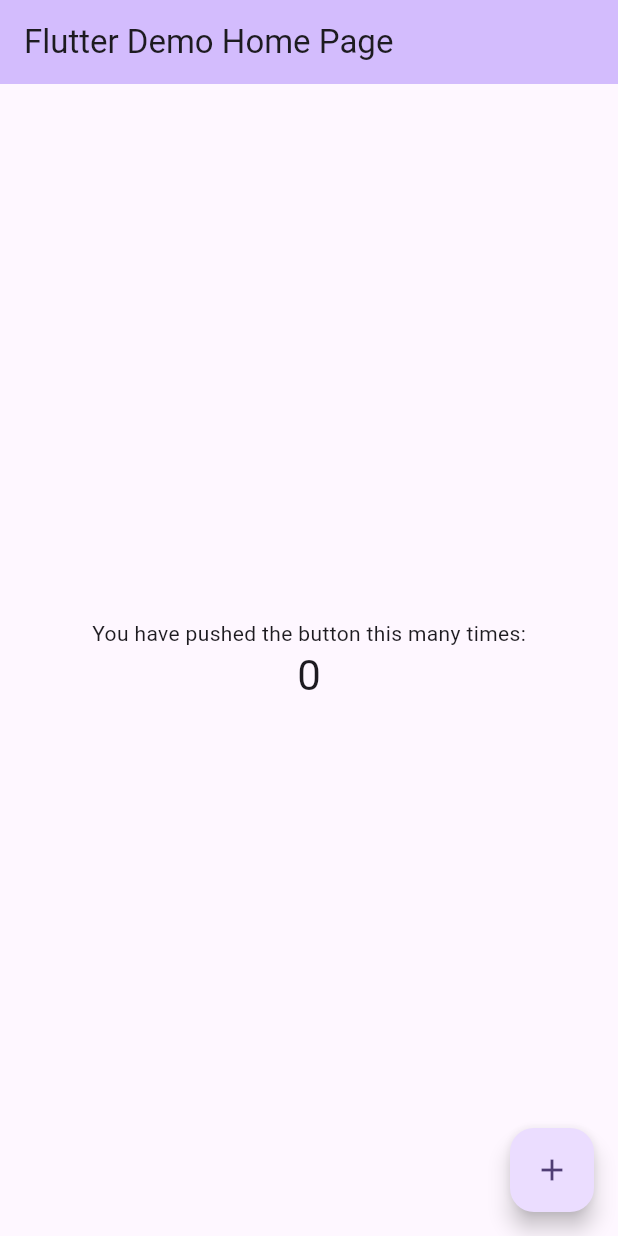
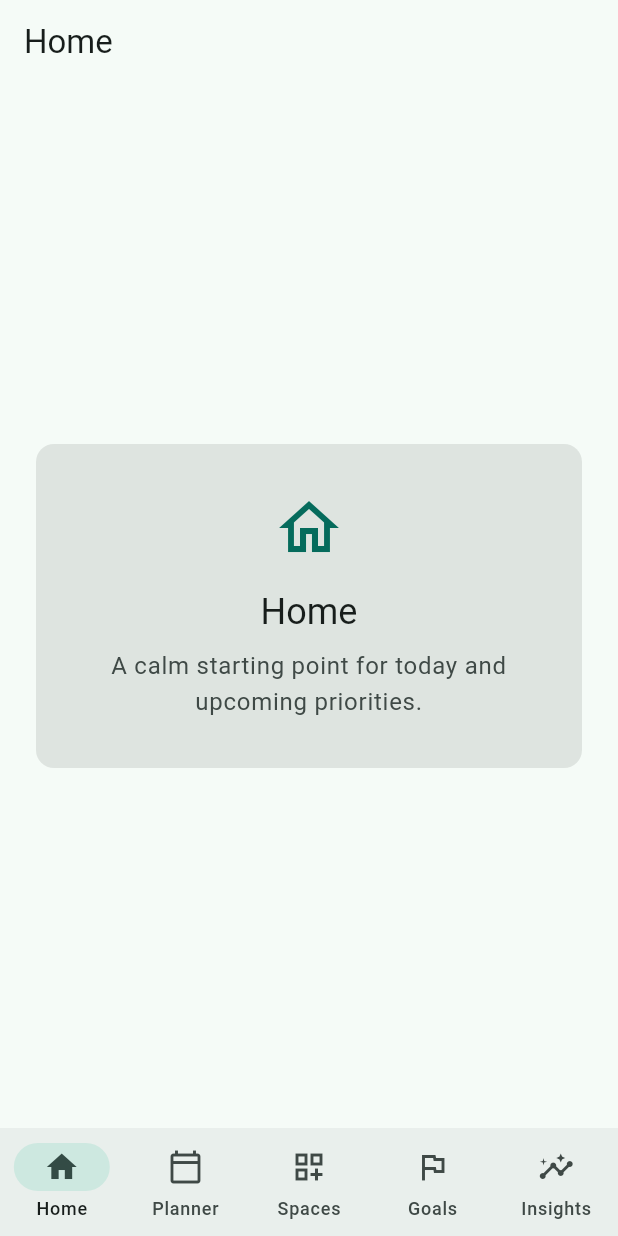
Before and after one commit to mahmoud-yassin10/My-Planner, a Flutter app: the screen it shows after launch, on a phone screen of 412 x 824 dp. Run offline on Flutter 3.47's test engine with Material 3 defaults, Android fonts, the phone set to English and light mode, and no system bars; our stand-ins replace flutter_riverpod, go_router.

Commit message:
feat: Implement app structure with Riverpod and GoRouter
- Added MomentumApp as the main application widget using Riverpod for state management.
- Created bootstrap function to initialize the app.
- Set up routing with GoRouter, defining routes for Home, Planner, Spaces, Goals, and Insights screens.
- Implemented AdaptiveAppShell for responsive navigation using NavigationBar and NavigationRail.
- Created placeholder screens for each feature with descriptive content.
- Established a centralized theme system with light and dark modes.
- Updated FEATURE_MATRIX.md to reflect the completion of foundational features.

```diff
--- /dev/null
+++ b/lib/app/app.dart
@@ -0,0 +1,22 @@
+import 'package:flutter/material.dart';
+import 'package:flutter_riverpod/flutter_riverpod.dart';
+
+import 'routing/app_router.dart';
+import 'theme/app_theme.dart';
+
+class MomentumApp extends ConsumerWidget {
+  const MomentumApp({super.key});
+
+  @override
+  Widget build(BuildContext context, WidgetRef ref) {
+    final router = ref.watch(appRouterProvider);
+
+    return MaterialApp.router(
+      title: 'Momentum OS',
+      theme: AppTheme.light,
+      darkTheme: AppTheme.dark,
+      themeMode: ThemeMode.system,
+      routerConfig: router,
+    );
+  }
+}
--- /dev/null
+++ b/lib/app/bootstrap.dart
@@ -0,0 +1,10 @@
+import 'package:flutter/material.dart';
+import 'package:flutter_riverpod/flutter_riverpod.dart';
+
+import 'app.dart';
+
+void bootstrap() {
+  WidgetsFlutterBinding.ensureInitialized();
+
+  runApp(const ProviderScope(child: MomentumApp()));
+}
--- /dev/null
+++ b/lib/app/routing/app_router.dart
@@ -0,0 +1,89 @@
+import 'package:flutter/widgets.dart';
+import 'package:flutter_riverpod/flutter_riverpod.dart';
+import 'package:go_router/go_router.dart';
+
+import '../../features/goals/presentation/goals_screen.dart';
+import '../../features/home/presentation/home_screen.dart';
+import '../../features/insights/presentation/insights_screen.dart';
+import '../../features/planner/presentation/planner_screen.dart';
+import '../../features/spaces/presentation/spaces_screen.dart';
+import '../shell/adaptive_app_shell.dart';
+import 'app_routes.dart';
+
+final _rootNavigatorKey = GlobalKey<NavigatorState>();
+final _homeNavigatorKey = GlobalKey<NavigatorState>();
+final _plannerNavigatorKey = GlobalKey<NavigatorState>();
+final _spacesNavigatorKey = GlobalKey<NavigatorState>();
+final _goalsNavigatorKey = GlobalKey<NavigatorState>();
+final _insightsNavigatorKey = GlobalKey<NavigatorState>();
+
+final appRouterProvider = Provider<GoRouter>((ref) {
+  return GoRouter(
+    navigatorKey: _rootNavigatorKey,
+    initialLocation: AppRoutePaths.root,
+    routes: [
+      GoRoute(
+        path: AppRoutePaths.root,
+        name: AppRouteNames.root,
+        redirect: (context, state) => AppRoutePaths.home,
+      ),
+      StatefulShellRoute.indexedStack(
+        builder: (context, state, navigationShell) {
+          return AdaptiveAppShell(navigationShell: navigationShell);
+        },
+        branches: [
+          StatefulShellBranch(
+            navigatorKey: _homeNavigatorKey,
+            routes: [
+              GoRoute(
+                path: AppRoutePaths.home,
+                name: AppRouteNames.home,
+                builder: (context, state) => const HomeScreen(),
+              ),
+            ],
+          ),
+          StatefulShellBranch(
+            navigatorKey: _plannerNavigatorKey,
+            routes: [
+              GoRoute(
+                path: AppRoutePaths.planner,
+                name: AppRouteNames.planner,
+                builder: (context, state) => const PlannerScreen(),
+              ),
+            ],
+          ),
+          StatefulShellBranch(
+            navigatorKey: _spacesNavigatorKey,
+            routes: [
+              GoRoute(
+                path: AppRoutePaths.spaces,
+                name: AppRouteNames.spaces,
+                builder: (context, state) => const SpacesScreen(),
+              ),
+            ],
+          ),
+          StatefulShellBranch(
+            navigatorKey: _goalsNavigatorKey,
+            routes: [
+              GoRoute(
+                path: AppRoutePaths.goals,
+                name: AppRouteNames.goals,
+                builder: (context, state) => const GoalsScreen(),
+              ),
+            ],
+          ),
+          StatefulShellBranch(
+            navigatorKey: _insightsNavigatorKey,
+            routes: [
+              GoRoute(
+                path: AppRoutePaths.insights,
+                name: AppRouteNames.insights,
+                builder: (context, state) => const InsightsScreen(),
+              ),
+            ],
+          ),
+        ],
+      ),
+    ],
+  );
+});
--- /dev/null
+++ b/lib/app/routing/app_routes.dart
@@ -0,0 +1,17 @@
+abstract final class AppRouteNames {
+  static const root = 'root';
+  static const home = 'home';
+  static const planner = 'planner';
+  static const spaces = 'spaces';
+  static const goals = 'goals';
+  static const insights = 'insights';
+}
+
+abstract final class AppRoutePaths {
+  static const root = '/';
+  static const home = '/home';
+  static const planner = '/planner';
+  static const spaces = '/spaces';
+  static const goals = '/goals';
+  static const insights = '/insights';
+}
--- /dev/null
+++ b/lib/app/shell/adaptive_app_shell.dart
@@ -0,0 +1,106 @@
+import 'package:flutter/material.dart';
+import 'package:go_router/go_router.dart';
+
+import '../theme/app_theme.dart';
+import 'app_destination.dart';
+
+class AdaptiveAppShell extends StatelessWidget {
+  const AdaptiveAppShell({super.key, required this.navigationShell});
+
+  static const compactBreakpoint = 700.0;
+
+  final StatefulNavigationShell navigationShell;
+
+  @override
+  Widget build(BuildContext context) {
+    return LayoutBuilder(
+      builder: (context, constraints) {
+        final useCompactNavigation = constraints.maxWidth < compactBreakpoint;
+
+        if (useCompactNavigation) {
+          return _CompactShell(navigationShell: navigationShell);
+        }
+
+        return _WideShell(navigationShell: navigationShell);
+      },
+    );
+  }
+}
+
+class _CompactShell extends StatelessWidget {
+  const _CompactShell({required this.navigationShell});
+
+  final StatefulNavigationShell navigationShell;
+
+  @override
+  Widget build(BuildContext context) {
+    return Scaffold(
+      key: const ValueKey('compactNavigationShell'),
+      body: SafeArea(child: navigationShell),
+      bottomNavigationBar: NavigationBar(
+        selectedIndex: navigationShell.currentIndex,
+        onDestinationSelected: _goToBranch,
+        destinations: [
+          for (final destination in appDestinations)
+            NavigationDestination(
+              icon: Icon(destination.icon),
+              selectedIcon: Icon(destination.selectedIcon),
+              label: destination.label,
+              tooltip: '${destination.label} destination',
+            ),
+        ],
+      ),
+    );
+  }
+
+  void _goToBranch(int index) {
+    navigationShell.goBranch(
+      index,
+      initialLocation: index == navigationShell.currentIndex,
+    );
+  }
+}
+
+class _WideShell extends StatelessWidget {
+  const _WideShell({required this.navigationShell});
+
+  final StatefulNavigationShell navigationShell;
+
+  @override
+  Widget build(BuildContext context) {
+    return Scaffold(
+      key: const ValueKey('wideNavigationShell'),
+      body: SafeArea(
+        child: Row(
+          children: [
+            NavigationRail(
+              selectedIndex: navigationShell.currentIndex,
+              onDestinationSelected: _goToBranch,
+              labelType: NavigationRailLabelType.all,
+              destinations: [
+                for (final destination in appDestinations)
+                  NavigationRailDestination(
+                    icon: Icon(destination.icon),
+                    selectedIcon: Icon(destination.selectedIcon),
+                    label: Text(destination.label),
+                    padding: const EdgeInsets.symmetric(
+                      vertical: AppSpacing.x1,
+                    ),
+                  ),
+              ],
+            ),
+            const VerticalDivider(width: 1),
+            Expanded(child: navigationShell),
+          ],
+        ),
+      ),
+    );
+  }
+
+  void _goToBranch(int index) {
+    navigationShell.goBranch(
+      index,
+      initialLocation: index == navigationShell.currentIndex,
+    );
+  }
+}
--- /dev/null
+++ b/lib/app/shell/app_destination.dart
@@ -0,0 +1,50 @@
+import 'package:flutter/material.dart';
+
+import '../routing/app_routes.dart';
+
+class AppDestination {
+  const AppDestination({
+    required this.label,
+    required this.icon,
+    required this.selectedIcon,
+    required this.path,
+  });
+
+  final String label;
+  final IconData icon;
+  final IconData selectedIcon;
+  final String path;
+}
+
+const appDestinations = [
+  AppDestination(
+    label: 'Home',
+    icon: Icons.home_outlined,
+    selectedIcon: Icons.home,
+    path: AppRoutePaths.home,
+  ),
+  AppDestination(
+    label: 'Planner',
+    icon: Icons.calendar_today_outlined,
+    selectedIcon: Icons.calendar_today,
+    path: AppRoutePaths.planner,
+  ),
+  AppDestination(
+    label: 'Spaces',
+    icon: Icons.dashboard_customize_outlined,
+    selectedIcon: Icons.dashboard_customize,
+    path: AppRoutePaths.spaces,
+  ),
+  AppDestination(
+    label: 'Goals',
+    icon: Icons.flag_outlined,
+    selectedIcon: Icons.flag,
+    path: AppRoutePaths.goals,
+  ),
+  AppDestination(
+    label: 'Insights',
+    icon: Icons.insights_outlined,
+    selectedIcon: Icons.insights,
+    path: AppRoutePaths.insights,
+  ),
+];
--- /dev/null
+++ b/lib/app/shell/destination_placeholder.dart
@@ -0,0 +1,68 @@
+import 'package:flutter/material.dart';
+
+import '../theme/app_theme.dart';
+
+class DestinationPlaceholder extends StatelessWidget {
+  const DestinationPlaceholder({
+    super.key,
+    required this.title,
+    required this.description,
+    required this.icon,
+  });
+
+  final String title;
+  final String description;
+  final IconData icon;
+
+  @override
+  Widget build(BuildContext context) {
+    final theme = Theme.of(context);
+
+    return Scaffold(
+      appBar: AppBar(title: Text(title)),
+      body: Center(
+        child: ConstrainedBox(
+          constraints: const BoxConstraints(maxWidth: 560),
+          child: Padding(
+            padding: const EdgeInsets.all(AppSpacing.x6),
+            child: Semantics(
+              header: true,
+              label: '$title destination',
+              child: Card(
+                child: Padding(
+                  padding: const EdgeInsets.all(AppSpacing.x8),
+                  child: Column(
+                    mainAxisSize: MainAxisSize.min,
+                    children: [
+                      Icon(
+                        icon,
+                        size: 48,
+                        color: theme.colorScheme.primary,
+                        semanticLabel: '$title icon',
+                      ),
+                      const SizedBox(height: AppSpacing.x4),
+                      Text(
+                        title,
+                        key: ValueKey('${title.toLowerCase()}DestinationTitle'),
+                        textAlign: TextAlign.center,
+                        style: theme.textTheme.headlineSmall,
+                      ),
+                      const SizedBox(height: AppSpacing.x2),
+                      Text(
+                        description,
+                        textAlign: TextAlign.center,
+                        style: theme.textTheme.bodyLarge?.copyWith(
+                          color: theme.colorScheme.onSurfaceVariant,
+                        ),
+                      ),
+                    ],
+                  ),
+                ),
+              ),
+            ),
+          ),
+        ),
+      ),
+    );
+  }
+}
--- /dev/null
+++ b/lib/app/theme/app_theme.dart
@@ -0,0 +1,79 @@
+import 'package:flutter/material.dart';
+
+abstract final class AppSpacing {
+  static const x1 = 4.0;
+  static const x2 = 8.0;
+  static const x3 = 12.0;
+  static const x4 = 16.0;
+  static const x5 = 20.0;
+  static const x6 = 24.0;
+  static const x8 = 32.0;
+  static const x10 = 40.0;
+  static const x12 = 48.0;
+}
+
+abstract final class AppRadii {
+  static const small = 8.0;
+  static const medium = 12.0;
+  static const large = 16.0;
+  static const extraLarge = 24.0;
+}
+
+abstract final class AppTheme {
+  static const _seedColor = Color(0xFF386A5F);
+
+  static ThemeData get light {
+    final colorScheme = ColorScheme.fromSeed(
+      seedColor: _seedColor,
+      brightness: Brightness.light,
+    );
+
+    return _themeFrom(colorScheme);
+  }
+
+  static ThemeData get dark {
+    final colorScheme = ColorScheme.fromSeed(
+      seedColor: _seedColor,
+      brightness: Brightness.dark,
+    );
+
+    return _themeFrom(colorScheme);
+  }
+
+  static ThemeData _themeFrom(ColorScheme colorScheme) {
+    return ThemeData(
+      useMaterial3: true,
+      colorScheme: colorScheme,
+      scaffoldBackgroundColor: colorScheme.surface,
+      appBarTheme: AppBarTheme(
+        centerTitle: false,
+        backgroundColor: colorScheme.surface,
+        foregroundColor: colorScheme.onSurface,
+        elevation: 0,
+        scrolledUnderElevation: 1,
+      ),
+      navigationBarTheme: NavigationBarThemeData(
+        height: 72,
+        indicatorColor: colorScheme.secondaryContainer,
+        labelBehavior: NavigationDestinationLabelBehavior.alwaysShow,
+      ),
+      navigationRailTheme: NavigationRailThemeData(
+        backgroundColor: colorScheme.surface,
+        indicatorColor: colorScheme.secondaryContainer,
+        minWidth: 80,
+        selectedIconTheme: IconThemeData(
+          color: colorScheme.onSecondaryContainer,
+        ),
+        selectedLabelTextStyle: TextStyle(color: colorScheme.onSurface),
+      ),
+      cardTheme: CardThemeData(
+        elevation: 0,
+        margin: EdgeInsets.zero,
+        color: colorScheme.surfaceContainerHighest,
+        shape: RoundedRectangleBorder(
+          borderRadius: BorderRadius.circular(AppRadii.medium),
+        ),
+      ),
+    );
+  }
+}
--- /dev/null
+++ b/lib/features/goals/presentation/goals_screen.dart
@@ -0,0 +1,16 @@
+import 'package:flutter/material.dart';
+
+import '../../../app/shell/destination_placeholder.dart';
+
+class GoalsScreen extends StatelessWidget {
+  const GoalsScreen({super.key});
+
+  @override
+  Widget build(BuildContext context) {
+    return const DestinationPlaceholder(
+      title: 'Goals',
+      description: 'Connect direction, outcomes, and future progress reviews.',
+      icon: Icons.flag_outlined,
+    );
+  }
+}
--- /dev/null
+++ b/lib/features/home/presentation/home_screen.dart
@@ -0,0 +1,16 @@
+import 'package:flutter/material.dart';
+
+import '../../../app/shell/destination_placeholder.dart';
+
+class HomeScreen extends StatelessWidget {
+  const HomeScreen({super.key});
+
+  @override
+  Widget build(BuildContext context) {
+    return const DestinationPlaceholder(
+      title: 'Home',
+      description: 'A calm starting point for today and upcoming priorities.',
+      icon: Icons.home_outlined,
+    );
+  }
+}
--- /dev/null
+++ b/lib/features/insights/presentation/insights_screen.dart
@@ -0,0 +1,16 @@
+import 'package:flutter/material.dart';
+
+import '../../../app/shell/destination_placeholder.dart';
+
+class InsightsScreen extends StatelessWidget {
+  const InsightsScreen({super.key});
+
+  @override
+  Widget build(BuildContext context) {
+    return const DestinationPlaceholder(
+      title: 'Insights',
+      description: 'Review patterns and summaries when analytics arrive.',
+      icon: Icons.insights_outlined,
+    );
+  }
+}
--- /dev/null
+++ b/lib/features/planner/presentation/planner_screen.dart
@@ -0,0 +1,16 @@
+import 'package:flutter/material.dart';
+
+import '../../../app/shell/destination_placeholder.dart';
+
+class PlannerScreen extends StatelessWidget {
+  const PlannerScreen({super.key});
+
+  @override
+  Widget build(BuildContext context) {
+    return const DestinationPlaceholder(
+      title: 'Planner',
+      description: 'Plan time, review commitments, and organize execution.',
+      icon: Icons.calendar_today_outlined,
+    );
+  }
+}
--- /dev/null
+++ b/lib/features/spaces/presentation/spaces_screen.dart
@@ -0,0 +1,16 @@
+import 'package:flutter/material.dart';
+
+import '../../../app/shell/destination_placeholder.dart';
+
+class SpacesScreen extends StatelessWidget {
+  const SpacesScreen({super.key});
+
+  @override
+  Widget build(BuildContext context) {
+    return const DestinationPlaceholder(
+      title: 'Spaces',
+      description: 'Configure flexible workspaces without fixed assumptions.',
+      icon: Icons.dashboard_customize_outlined,
+    );
+  }
+}
--- a/lib/main.dart
+++ b/lib/main.dart
@@ -1,122 +1,5 @@
-import 'package:flutter/material.dart';
+import 'package:momentum_os/app/bootstrap.dart';
 
 void main() {
-  runApp(const MyApp());
+  bootstrap();
 }
-
-class MyApp extends StatelessWidget {
-  const MyApp({super.key});
-
-  // This widget is the root of your application.
-  @override
-  Widget build(BuildContext context) {
-    return MaterialApp(
-      title: 'Flutter Demo',
-      theme: ThemeData(
-        // This is the theme of your application.
-        //
-        // TRY THIS: Try running your application with "flutter run". You'll see
-        // the application has a purple toolbar. Then, without quitting the app,
-        // try changing the seedColor in the colorScheme below to Colors.green
-        // and then invoke "hot reload" (save your changes or press the "hot
-        // reload" button in a Flutter-supported IDE, or press "r" if you used
-        // the command line to start the app).
-        //
-        // Notice that the counter didn't reset back to zero; the application
-        // state is not lost during the reload. To reset the state, use hot
-        // restart instead.
-        //
-        // This works for code too, not just values: Most code changes can be
-        // tested with just a hot reload.
-        colorScheme: .fromSeed(seedColor: Colors.deepPurple),
-      ),
-      home: const MyHomePage(title: 'Flutter Demo Home Page'),
-    );
-  }
-}
-
-class MyHomePage extends StatefulWidget {
-  const MyHomePage({super.key, required this.title});
-
-  // This widget is the home page of your application. It is stateful, meaning
-  // that it has a State object (defined below) that contains fields that affect
-  // how it looks.
-
-  // This class is the configuration for the state. It holds the values (in this
-  // case the title) provided by the parent (in this case the App widget) and
-  // used by the build method of the State. Fields in a Widget subclass are
-  // always marked "final".
-
-  final String title;
-
-  @override
-  State<MyHomePage> createState() => _MyHomePageState();
-}
-
-class _MyHomePageState extends State<MyHomePage> {
-  int _counter = 0;
-
-  void _incrementCounter() {
-    setState(() {
-      // This call to setState tells the Flutter framework that something has
-      // changed in this State, which causes it to rerun the build method below
-      // so that the display can reflect the updated values. If we changed
-      // _counter without calling setState(), then the build method would not be
-      // called again, and so nothing would appear to happen.
-      _counter++;
-    });
-  }
-
-  @override
-  Widget build(BuildContext context) {
-    // This method is rerun every time setState is called, for instance as done
-    // by the _incrementCounter method above.
-    //
-    // The Flutter framework has been optimized to make rerunning build methods
-    // fast, so that you can just rebuild anything that needs updating rather
-    // than having to individually change instances of widgets.
-    return Scaffold(
-      appBar: AppBar(
-        // TRY THIS: Try changing the color here to a specific color (to
-        // Colors.amber, perhaps?) and trigger a hot reload to see the AppBar
-        // change color while the other colors stay the same.
-        backgroundColor: Theme.of(context).colorScheme.inversePrimary,
-        // Here we take the value from the MyHomePage object that was created by
-        // the App.build method, and use it to set our appbar title.
-        title: Text(widget.title),
-      ),
-      body: Center(
-        // Center is a layout widget. It takes a single child and positions it
-        // in the middle of the parent.
-        child: Column(
-          // Column is also a layout widget. It takes a list of children and
-          // arranges them vertically. By default, it sizes itself to fit its
-          // children horizontally, and tries to be as tall as its parent.
-          //
-          // Column has various properties to control how it sizes itself and
-          // how it positions its children. Here we use mainAxisAlignment to
-          // center the children vertically; the main axis here is the vertical
-          // axis because Columns are vertical (the cross axis would be
-          // horizontal).
-          //
-          // TRY THIS: Invoke "debug painting" (choose the "Toggle Debug Paint"
-          // action in the IDE, or press "p" in the console), to see the
-          // wireframe for each widget.
-          mainAxisAlignment: .center,
-          children: [
-            const Text('You have pushed the button this many times:'),
-            Text(
-              '$_counter',
-              style: Theme.of(context).textTheme.headlineMedium,
-            ),
-          ],
-        ),
-      ),
-      floatingActionButton: FloatingActionButton(
-        onPressed: _incrementCounter,
-        tooltip: 'Increment',
-        child: const Icon(Icons.add),
-      ),
-    );
-  }
-}
--- a/pubspec.yaml
+++ b/pubspec.yaml
@@ -34,6 +34,8 @@ dependencies:
   # The following adds the Cupertino Icons font to your application.
   # Use with the CupertinoIcons class for iOS style icons.
   cupertino_icons: ^1.0.8
+  flutter_riverpod: ^3.3.2
+  go_router: ^17.3.0
 
 dev_dependencies:
   flutter_test:
```
Also changed, not shown: pubspec.lock, 5 other files.
